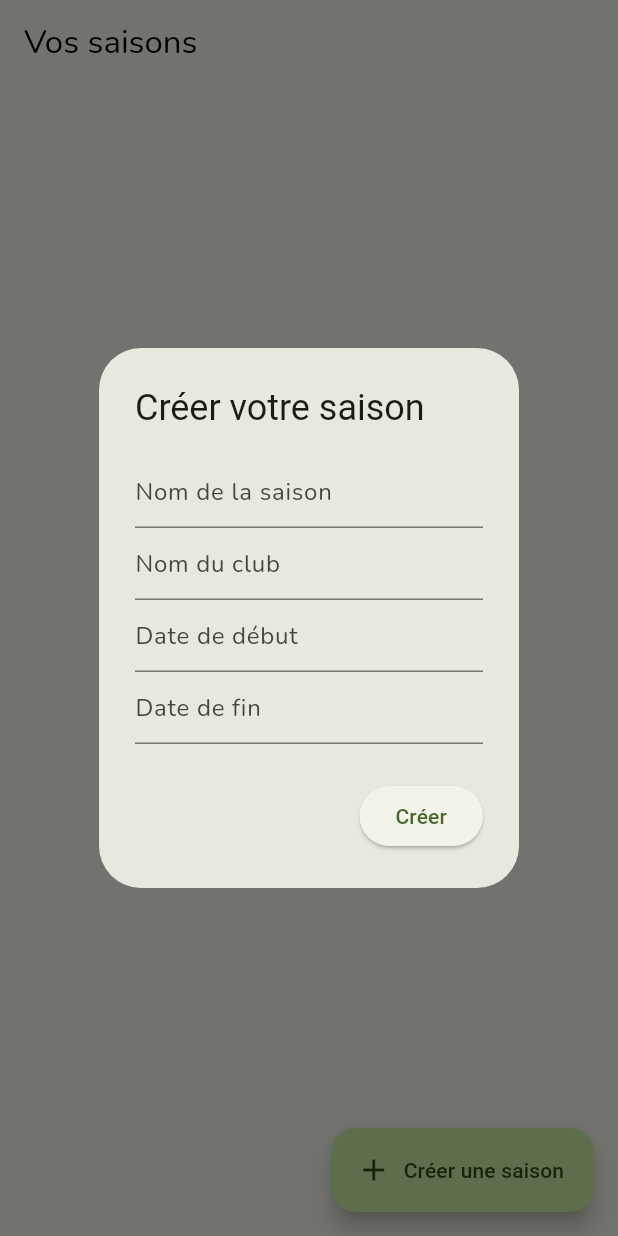
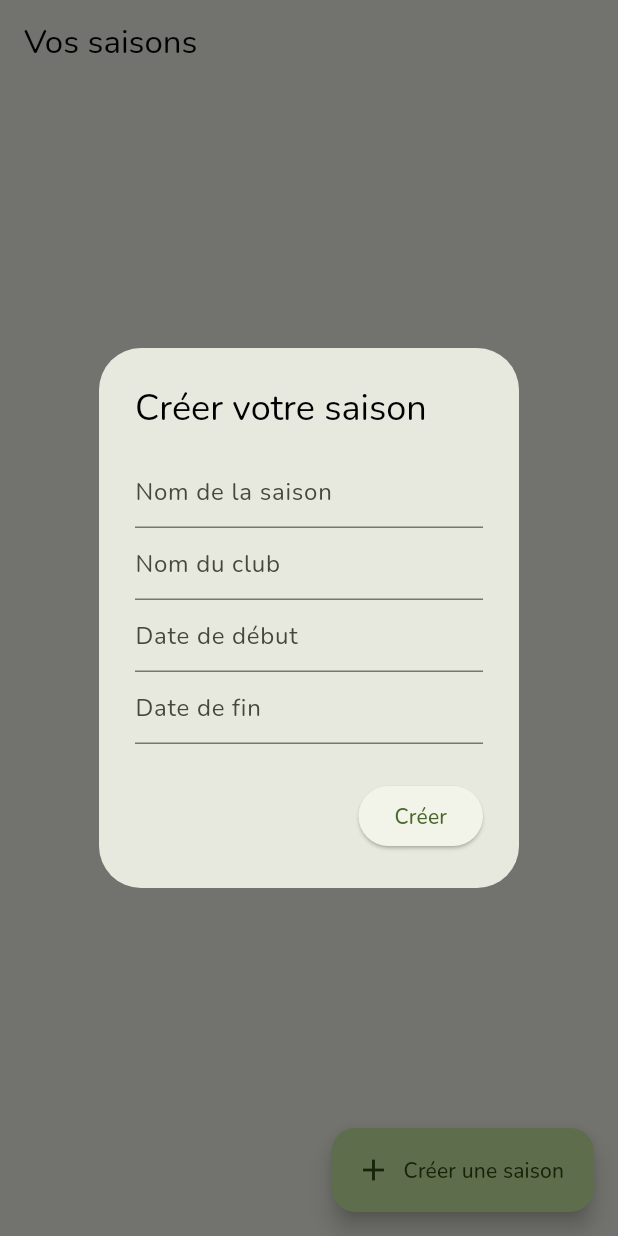
Before and after one commit to NiTnEuQs/footrack_flutter, a Flutter app: the screen it shows once a user with an empty profile is signed in, after a tap on "Créer une saison", on a phone screen of 412 x 824 dp. Run offline on Flutter 3.47's test engine with Material 3 defaults, Android fonts, the phone set to English and light mode, and no system bars; our stand-ins replace cloud_firestore, firebase_auth, firebase_core, firebase_remote_config, flutter_riverpod, freezed_annotation and 3 more; missing offline and left inert: flamingo, flamingo_annotation; accounts and stored records are empty; statements that could not run were skipped.

Commit message:
chore(ui): Add some styles in themes

```diff
--- a/lib/core/ui/themes/footrack_theme_dark.dart
+++ b/lib/core/ui/themes/footrack_theme_dark.dart
@@ -18,6 +18,10 @@ final themeDark = ThemeData(
       defaultFont,
       color: Colors.white,
     ),
+    bodySmall: GoogleFonts.getFont(
+      defaultFont,
+      color: Colors.white,
+    ),
     bodyMedium: GoogleFonts.getFont(
       defaultFont,
       color: Colors.white,
@@ -26,7 +30,27 @@ final themeDark = ThemeData(
       defaultFont,
       color: Colors.white,
     ),
+    headlineSmall: GoogleFonts.getFont(
+      defaultFont,
+      color: Colors.white,
+    ),
+    headlineMedium: GoogleFonts.getFont(
+      defaultFont,
+      color: Colors.white,
+    ),
+    headlineLarge: GoogleFonts.getFont(
+      defaultFont,
+      color: Colors.white,
+    ),
+    labelSmall: GoogleFonts.getFont(
+      defaultFont,
+      color: Colors.grey,
+    ),
     labelMedium: GoogleFonts.getFont(
+      defaultFont,
+      color: Colors.grey,
+    ),
+    labelLarge: GoogleFonts.getFont(
       defaultFont,
       color: Colors.grey,
     ),
--- a/lib/core/ui/themes/footrack_theme_light.dart
+++ b/lib/core/ui/themes/footrack_theme_light.dart
@@ -18,6 +18,10 @@ final themeLight = ThemeData(
       defaultFont,
       color: Colors.black,
     ),
+    bodySmall: GoogleFonts.getFont(
+      defaultFont,
+      color: Colors.black,
+    ),
     bodyMedium: GoogleFonts.getFont(
       defaultFont,
       color: Colors.black,
@@ -26,7 +30,27 @@ final themeLight = ThemeData(
       defaultFont,
       color: Colors.black,
     ),
+    headlineSmall: GoogleFonts.getFont(
+      defaultFont,
+      color: Colors.black,
+    ),
+    headlineMedium: GoogleFonts.getFont(
+      defaultFont,
+      color: Colors.black,
+    ),
+    headlineLarge: GoogleFonts.getFont(
+      defaultFont,
+      color: Colors.black,
+    ),
+    labelSmall: GoogleFonts.getFont(
+      defaultFont,
+      color: Colors.grey,
+    ),
     labelMedium: GoogleFonts.getFont(
+      defaultFont,
+      color: Colors.grey,
+    ),
+    labelLarge: GoogleFonts.getFont(
       defaultFont,
       color: Colors.grey,
     ),
```
